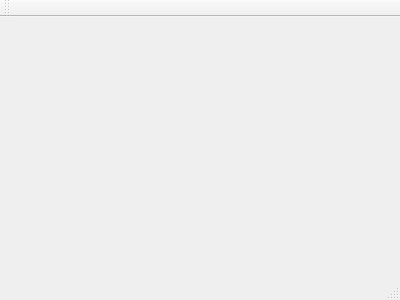
mitchdotdev/cyberSecurity, file cybersecurity/mainwindow.ui: the form before one commit.
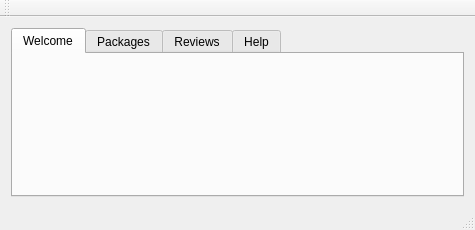
The form after the commit.

Diff of the .ui file:
```diff
--- a/cybersecurity/mainwindow.ui
+++ b/cybersecurity/mainwindow.ui
@@ -1,24 +1,59 @@
 <ui version="4.0">
  <class>MainWindow</class>
- <widget class="QMainWindow" name="MainWindow" >
-  <property name="geometry" >
+ <widget class="QMainWindow" name="MainWindow">
+  <property name="geometry">
    <rect>
     <x>0</x>
     <y>0</y>
-    <width>400</width>
-    <height>300</height>
+    <width>475</width>
+    <height>230</height>
    </rect>
   </property>
   <property name="windowTitle" >
    <string>MainWindow</string>
   </property>
-  <widget class="QMenuBar" name="menuBar" />
-  <widget class="QToolBar" name="mainToolBar" />
-  <widget class="QWidget" name="centralWidget" />
-  <widget class="QStatusBar" name="statusBar" />
+  <widget class="QWidget" name="centralWidget">
+   <layout class="QVBoxLayout" name="verticalLayout">
+    <item>
+     <widget class="QTabWidget" name="tabWidget">
+      <property name="currentIndex">
+       <number>0</number>
+      </property>
+      <widget class="QWidget" name="tab">
+       <attribute name="title">
+        <string>Welcome</string>
+       </attribute>
+      </widget>
+      <widget class="QWidget" name="tab_2">
+       <attribute name="title">
+        <string>Packages</string>
+       </attribute>
+      </widget>
+      <widget class="QWidget" name="tab_3">
+       <attribute name="title">
+        <string>Reviews</string>
+       </attribute>
+      </widget>
+      <widget class="QWidget" name="tab_4">
+       <attribute name="title">
+        <string>Help</string>
+       </attribute>
+      </widget>
+     </widget>
+    </item>
+   </layout>
+  </widget>
+  <widget class="QToolBar" name="mainToolBar">
+   <attribute name="toolBarArea">
+    <enum>TopToolBarArea</enum>
+   </attribute>
+   <attribute name="toolBarBreak">
+    <bool>false</bool>
+   </attribute>
+  </widget>
+  <widget class="QStatusBar" name="statusBar"/>
  </widget>
- <layoutDefault spacing="6" margin="11" />
- <pixmapfunction></pixmapfunction>
+ <layoutdefault spacing="6" margin="11"/>
  <resources/>
  <connections/>
 </ui>
```
Left out of the diff: 5 changed lines with no effect on the pictures.
